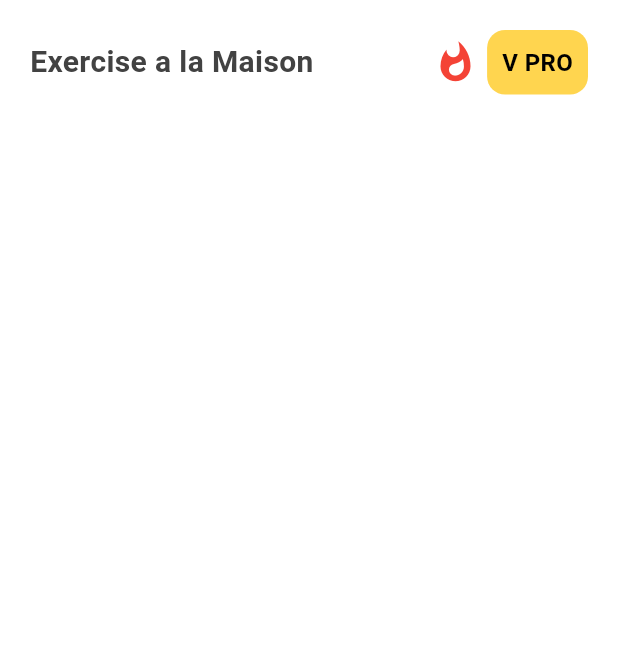
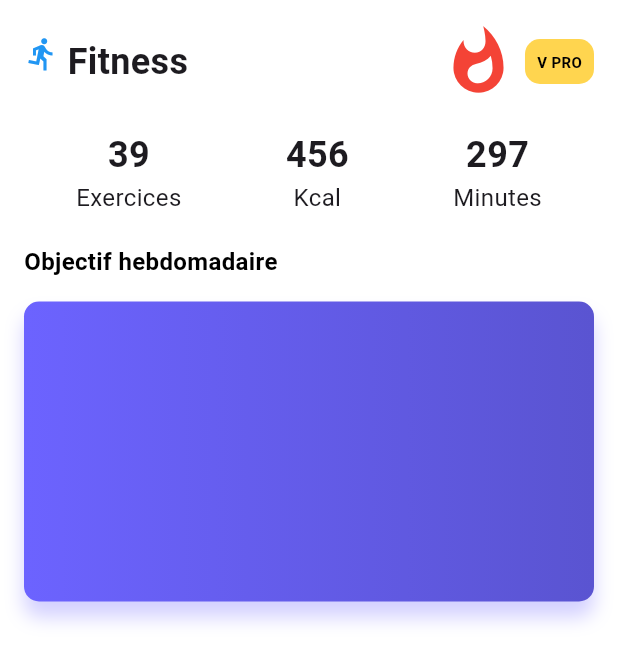
Before and after one commit to depanama89/fitnessApp, a Flutter app: the screen it shows after launch, on a phone screen of 412 x 824 dp. Shown: the top 662 px of the screen. Run offline on Flutter 3.47's test engine with Material 3 defaults, Android fonts, the phone set to English and light mode, and no system bars; Roboto replaces fonts that are missing (Poppins).

Commit message:
update file

```diff
--- a/lib/screens/home_screen.dart
+++ b/lib/screens/home_screen.dart
@@ -1,3 +1,4 @@
+import 'package:fitness/screens/popular.dart';
 import 'package:flutter/material.dart';
 
 class HomeScreen extends StatelessWidget {
@@ -9,21 +10,26 @@ class HomeScreen extends StatelessWidget {
       body: SafeArea(
         child: SingleChildScrollView(
           child: Padding(
-            padding: EdgeInsets.all(20),
+            padding: EdgeInsets.all(16),
             child: Column(
               crossAxisAlignment: CrossAxisAlignment.start,
               children: [
                 Row(
                   mainAxisAlignment: MainAxisAlignment.spaceBetween,
                   children: [
-                    Column(
+                    Row(
                       crossAxisAlignment: CrossAxisAlignment.start,
                       children: [
+                        Icon(
+                          Icons.directions_run,
+                          color: Colors.blue,
+                          size: 24,
+                        ),
+                        SizedBox(width: 5),
                         Text(
-                          "Exercise a la Maison",
+                          "Fitness",
                           style: TextStyle(
-                            fontSize: 20,
-                            color: Colors.grey[800],
+                            fontSize: 24,
                             fontWeight: FontWeight.bold,
                           ),
                         ),
@@ -31,22 +37,23 @@ class HomeScreen extends StatelessWidget {
                     ),
                     Row(
                       children: [
-                        Icon(Icons.whatshot_sharp, color: Colors.red, size: 30),
+                        Icon(Icons.whatshot_sharp, color: Colors.red, size: 50),
                         SizedBox(width: 6),
                         InkWell(
                           onTap: () {},
                           child: Container(
-                            padding: EdgeInsets.all(10),
+                            padding: EdgeInsets.all(8),
                             decoration: BoxDecoration(
                               color: Colors.amber[300],
-                              borderRadius: BorderRadius.circular(12),
+                              borderRadius: BorderRadius.circular(10),
                             ),
                             child: Text(
                               "V PRO",
                               style: TextStyle(
-                                fontWeight: FontWeight.w600,
+                                fontSize: 10,
+                                fontWeight: FontWeight.bold,
                                 color: Colors.black,
-                                fontSize: 16,
+
                               ),
                             ),
                           ),
@@ -55,6 +62,65 @@ class HomeScreen extends StatelessWidget {
                     ),
                   ],
                 ),
+                SizedBox(height: 20),
+                Row(
+                  mainAxisAlignment: MainAxisAlignment.spaceAround,
+                  children: [
+                    Column(
+                      crossAxisAlignment: CrossAxisAlignment.center,
+                      children: [
+                        Text("39",
+                            style: TextStyle(
+                                fontSize: 24,
+                                 fontWeight: FontWeight.bold)),
+                                Text("Exercices",
+                                style: TextStyle(
+                                  fontSize:16,
+                                  fontWeight: FontWeight.w400
+                                ),)
+                      ],
+                    ),
+                    Column(
+                      crossAxisAlignment: CrossAxisAlignment.center,
+                      children: [
+                        Text("456",
+                        style:TextStyle(
+                          fontSize: 24,
+                          fontWeight: FontWeight.bold
+                        )),
+                        Text("Kcal",
+                        style: TextStyle(
+                          fontSize: 16,
+                          fontWeight: FontWeight.w400
+                        ),)
+                      ],
+                    ),
+                    Column(
+                      crossAxisAlignment: CrossAxisAlignment.center,
+                      children: [
+                        Text("297",
+                        style: TextStyle(
+                          fontSize: 24,
+                          fontWeight: FontWeight.bold
+                        ),
+                        ),
+                        Text("Minutes",
+                        style: TextStyle(
+                          fontSize: 16,
+                          fontWeight: FontWeight.w400
+                        ))
+                      ],)
+                  ],
+                ),
+                SizedBox(height:20),
+                Text("Objectif hebdomadaire",
+                style:TextStyle(
+                  fontSize:16,
+                  fontWeight: FontWeight.w700,
+                  color:Colors.black,
+                )),
+                SizedBox(height:15),
+                Popular()
               ],
             ),
           ),
--- /dev/null
+++ b/lib/screens/popular.dart
@@ -0,0 +1,25 @@
+import 'package:flutter/material.dart';
+
+class Popular extends StatelessWidget {
+  const Popular({super.key});
+
+  @override
+  Widget build(BuildContext context) {
+    return Container(
+      height: 200,
+      decoration: BoxDecoration(
+        borderRadius: BorderRadius.circular(10),
+        gradient: LinearGradient(
+          colors: [Color(0xFF6c63FF), Color(0xFF5A54D1)],
+        ),
+        boxShadow:[
+          BoxShadow(
+            color:Color(0xFF6c63FF).withValues(alpha: 0.3),
+            blurRadius: 10,
+            offset:Offset(0,10)
+          )
+        ]
+      ),
+    );
+  }
+}
--- a/pubspec.yaml
+++ b/pubspec.yaml
@@ -19,7 +19,8 @@ publish_to: 'none' # Remove this line if you wish to publish to pub.dev
 version: 1.0.0+1
 
 environment:
-  sdk: ^3.7.0
+  # sdk: ^3.7.0
+  sdk: ^3.6.1
 
 # Dependencies specify other packages that your package needs in order to work.
 # To automatically upgrade your package dependencies to the latest versions
```
Also changed, not shown: pubspec.lock.
